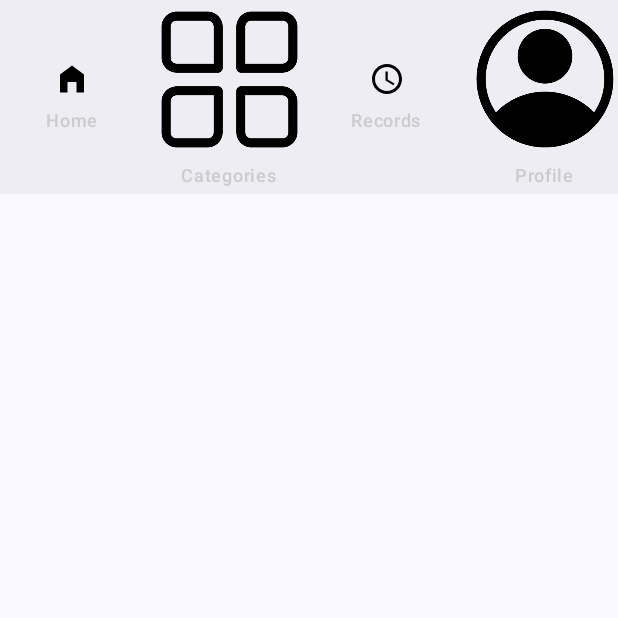
After one commit to Nodirbek-creator/NeptuneShop, an Android app built with Jetpack Compose: the composable BottomNavBar shown on its own in the app's theme, on a phone screen of 412 x 824 dp, the top half of it. The commit adds this screen. Run offline under Robolectric (Android 15) with nearby library versions, the phone set to English and light mode, and no system bars.

Commit message:
2nd commit. added BottomNavBar.kt

```diff
--- /dev/null
+++ b/app/src/main/java/com/example/neptuneshop/screens/BottomNavBar.kt
@@ -0,0 +1,91 @@
+package com.example.neptuneshop.screens
+
+import android.media.Image
+import androidx.compose.foundation.Image
+import androidx.compose.material.icons.Icons
+import androidx.compose.material.icons.filled.Favorite
+import androidx.compose.material.icons.filled.Notifications
+import androidx.compose.material.icons.filled.Person
+import androidx.compose.material.icons.outlined.FavoriteBorder
+import androidx.compose.material.icons.outlined.Notifications
+import androidx.compose.material.icons.outlined.Person
+import androidx.compose.material3.Badge
+import androidx.compose.material3.BadgedBox
+import androidx.compose.material3.Icon
+import androidx.compose.material3.NavigationBar
+import androidx.compose.material3.NavigationBarItem
+import androidx.compose.material3.NavigationBarItemDefaults
+import androidx.compose.material3.Text
+import androidx.compose.runtime.Composable
+import androidx.compose.runtime.getValue
+import androidx.compose.ui.graphics.Color
+import androidx.compose.ui.graphics.vector.ImageVector
+import androidx.compose.ui.res.painterResource
+import androidx.navigation.NavHostController
+import androidx.navigation.compose.currentBackStackEntryAsState
+import com.example.neptuneshop.R
+import com.example.neptuneshop.ui.theme.myBlue
+
+data class BottomNavItem(
+    val title:String,
+    val icon: Int,
+    val route:String
+)
+
+
+@Composable
+fun BottomNavBar(navController: NavHostController){
+
+    //bottom icons' list. here are 3 icons: Favorite, Recent, and Contacts.
+    val bottomIcons = listOf(
+        BottomNavItem(
+            title = "Home",
+            icon = R.drawable.home,
+            route = Routes.HomeScreen.route
+        ),
+        BottomNavItem(
+            title = "Categories",
+            icon = R.drawable.category,
+            route = Routes.CategoriesScreen.route
+        ),
+        BottomNavItem(
+            title = "Records",
+            icon = R.drawable.orders,
+            route = Routes.OrdersScreen.route
+        ),
+        BottomNavItem(
+            title = "Profile",
+            icon = R.drawable.account,
+            route = Routes.ProfileScreen.route
+        ),
+    )
+    /*Line of code that gets the current route of the app*/
+    val navBackStackEntry by navController.currentBackStackEntryAsState()
+    val currentRoute = navBackStackEntry?.destination?.route
+
+    NavigationBar {
+        bottomIcons.forEachIndexed { _, bottomNavItem ->
+            NavigationBarItem(
+                selected =  currentRoute == bottomNavItem.route,
+                onClick = {
+                    navController.navigate(bottomNavItem.route)
+                },
+                icon = {
+                    Image(
+                        painter = painterResource(bottomNavItem.icon),
+                        contentDescription = bottomNavItem.title,
+                    )
+                },
+                colors = NavigationBarItemDefaults.colors(
+                    selectedIconColor = myBlue,
+                    unselectedIconColor = Color.LightGray,
+                    selectedTextColor = myBlue,
+                    unselectedTextColor = Color.LightGray
+                ),
+                label = {
+                    Text(bottomNavItem.title)
+                }
+            )
+        }
+    }
+}
--- a/app/src/main/java/com/example/neptuneshop/screens/LoginScreen.kt
+++ b/app/src/main/java/com/example/neptuneshop/screens/LoginScreen.kt
@@ -421,7 +421,7 @@ fun LoginScreen(
                                 override fun onResponse(call: Call<User>, response: Response<User>) {
                                     if(response.isSuccessful){
                                         isLoading = false
-                                        navController.navigate("home")
+                                        navController.navigate(Routes.HomeScreen.route)
                                         val sharedPref = context.getSharedPreferences("user_profile", Context.MODE_PRIVATE)
                                         with(sharedPref.edit()){
                                             putString("name", email)
--- a/app/src/main/java/com/example/neptuneshop/screens/SplashScreen.kt
+++ b/app/src/main/java/com/example/neptuneshop/screens/SplashScreen.kt
@@ -51,10 +51,10 @@ fun SplashScreen(
         LaunchedEffect(Unit) {
             delay(500)
             if(googleAuthUiClient.getSignedInUser() != null){
-                navController.navigate("home")
+                navController.navigate(Routes.HomeScreen.route)
             }
             else{
-                navController.navigate("login")
+                navController.navigate(Routes.LoginScreen.route)
             }
 
 
--- /dev/null
+++ b/app/src/main/res/drawable/home.xml
@@ -0,0 +1,5 @@
+<vector xmlns:android="http://schemas.android.com/apk/res/android" android:height="24dp" android:tint="#000000" android:viewportHeight="24" android:viewportWidth="24" android:width="24dp">
+
+    <path android:fillColor="@android:color/white" android:pathData="M12,3L4,9v12h5v-7h6v7h5V9z"/>
+
+</vector>
--- /dev/null
+++ b/app/src/main/res/drawable/orders.xml
@@ -0,0 +1,7 @@
+<vector xmlns:android="http://schemas.android.com/apk/res/android" android:height="24dp" android:tint="#000000" android:viewportHeight="24" android:viewportWidth="24" android:width="24dp">
+
+    <path android:fillColor="@android:color/white" android:pathData="M11.99,2C6.47,2 2,6.48 2,12s4.47,10 9.99,10C17.52,22 22,17.52 22,12S17.52,2 11.99,2zM12,20c-4.42,0 -8,-3.58 -8,-8s3.58,-8 8,-8 8,3.58 8,8 -3.58,8 -8,8z"/>
+
+    <path android:fillColor="@android:color/white" android:pathData="M12.5,7H11v6l5.25,3.15 0.75,-1.23 -4.5,-2.67z"/>
+
+</vector>
```
Also changed, not shown: app/src/main/java/com/example/neptuneshop/MainActivity.kt (+6 -5 lines), app/src/main/java/com/example/neptuneshop/screens/HomeScreen.kt (+23 -25 lines), app/src/main/java/com/example/neptuneshop/screens/Routes.kt (added, +18 -0 lines), app/src/main/res/drawable/accessories.png (added), app/src/main/res/drawable/appliances.png (added), app/src/main/res/drawable/banner1.jpg (renamed from app/src/main/res/drawable/adv.jpg), app/src/main/res/drawable/beauty.png (added), app/src/main/res/drawable/electronics.png (added), app/src/main/res/drawable/fashion.png (added), app/src/main/res/drawable/female.png (added), app/src/main/res/drawable/furniture.png (added), app/src/main/res/drawable/groceries.png (added), app/src/main/res/drawable/male.png (added), 1 other file.
